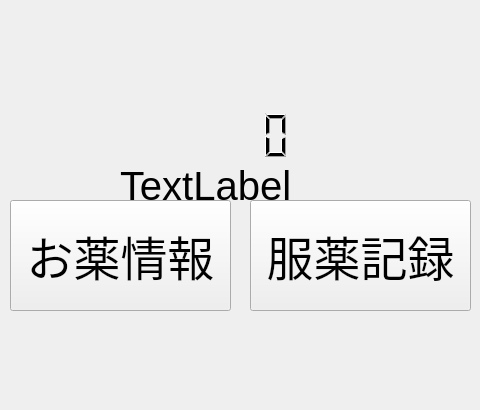
mizcos/SS-3, file ui/ui_stacked.ui: the form before one commit.
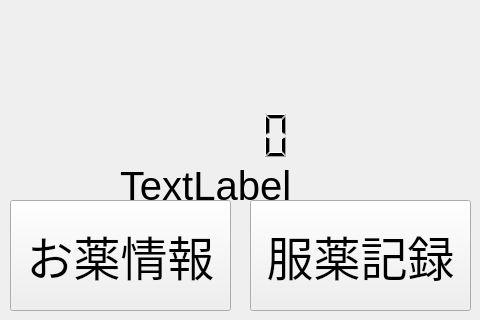
The form after the commit. Icons and pictures are not drawn.

Diff of the .ui file:
```diff
--- a/ui/ui_stacked.ui
+++ b/ui/ui_stacked.ui
@@ -7,7 +7,7 @@
     <x>0</x>
     <y>0</y>
     <width>480</width>
-    <height>410</height>
+    <height>320</height>
    </rect>
   </property>
   <property name="windowTitle">
```
